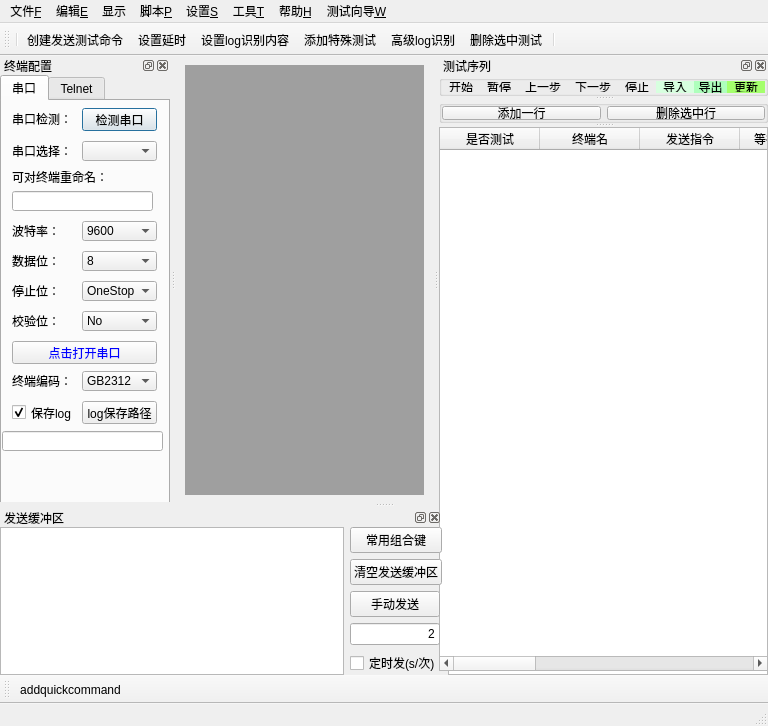
Above: testcenter_multithread/mainwindow.ui from kelakty/Testcenter before the change. Below: the same form after it.
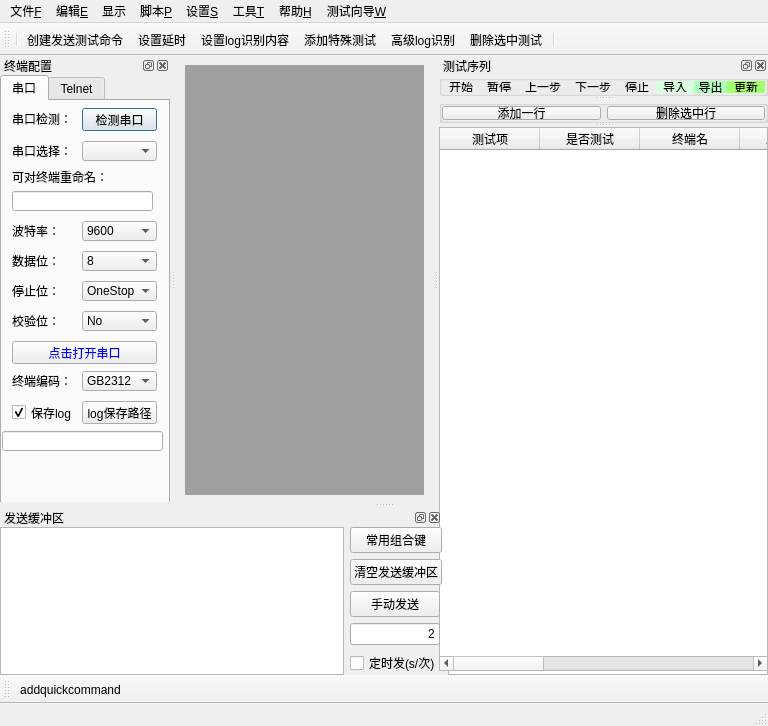
That is the form after the change. Icons and pictures are not drawn.

Commit message: 添加生测自动化测试

Diff of the .ui file:
```diff
--- a/testcenter_multithread/mainwindow.ui
+++ b/testcenter_multithread/mainwindow.ui
@@ -1057,6 +1057,11 @@
         </layout>
        </widget>
        <widget class="QTableWidget" name="sequencertable">
+        <column>
+         <property name="text">
+          <string>测试项</string>
+         </property>
+        </column>
         <column>
          <property name="text">
           <string>是否测试</string>
@@ -1097,21 +1102,11 @@
           <string>单独保存log到文件</string>
          </property>
         </column>
-        <column>
-         <property name="text">
-          <string>生成报告文件</string>
-         </property>
-        </column>
         <column>
          <property name="text">
           <string>说明</string>
          </property>
         </column>
-        <column>
-         <property name="text">
-          <string>备注</string>
-         </property>
-        </column>
        </widget>
       </widget>
      </item>
@@ -1295,7 +1290,7 @@
    <property name="minimumSize">
     <size>
      <width>200</width>
-     <height>0</height>
+     <height>93</height>
     </size>
    </property>
    <property name="floating">
```
Left out of the diff: 22 changed lines with no effect on the pictures. The commit also changes 94 other files.
